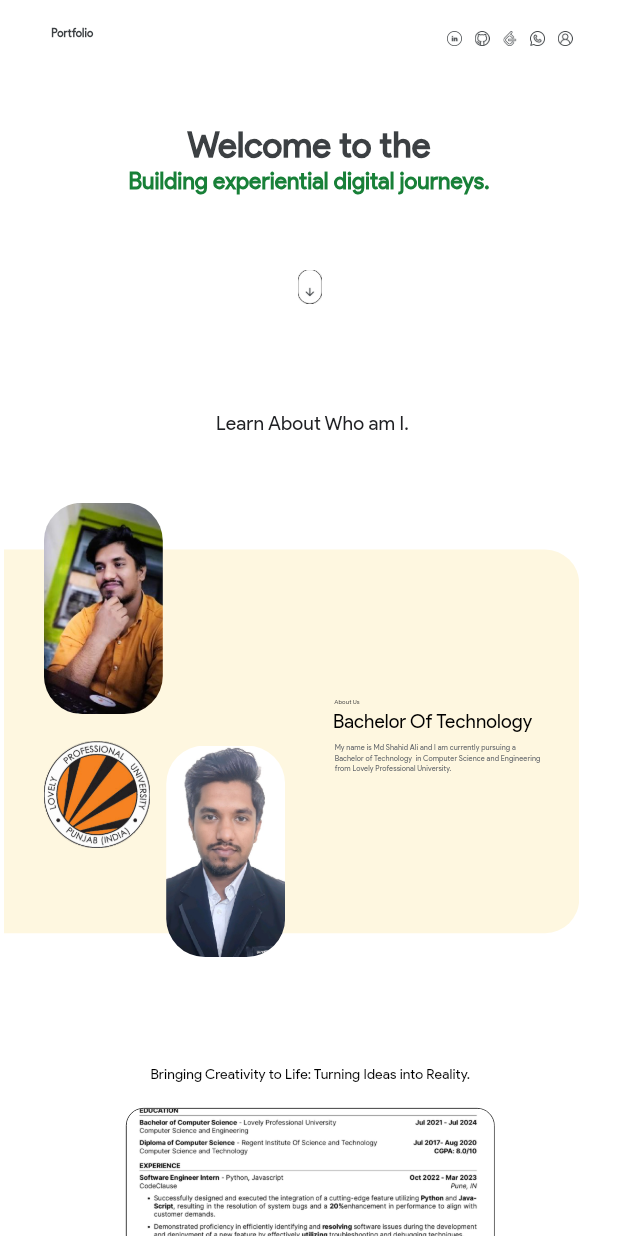
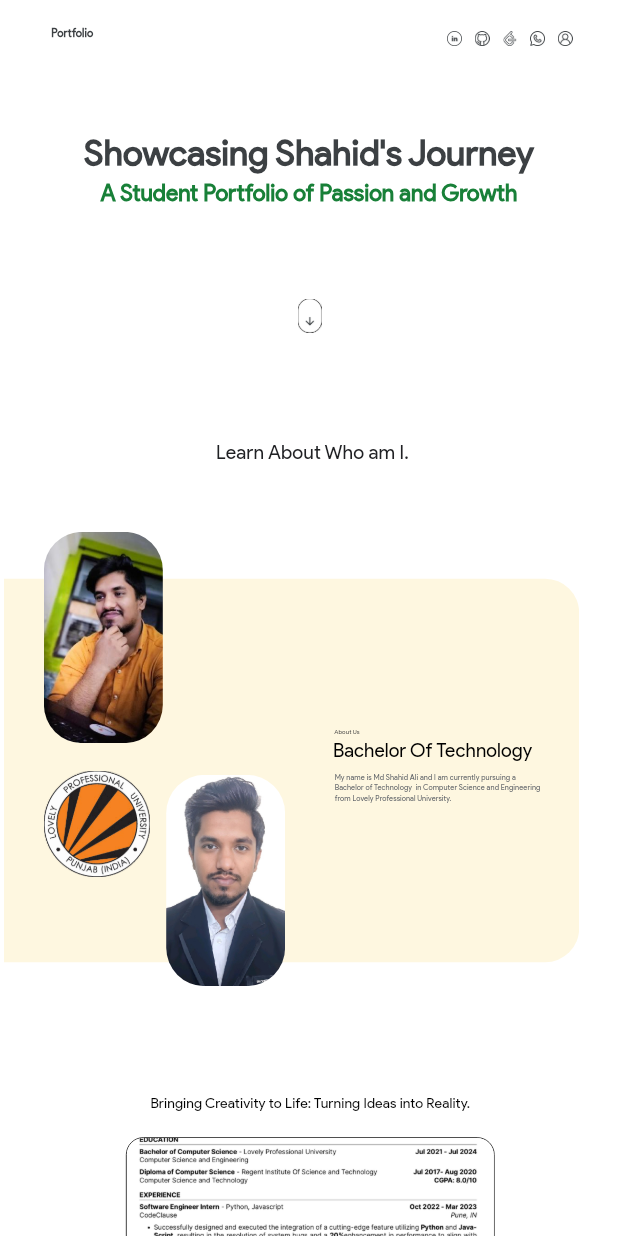
Before and after one commit to deepmachine786/portfolio, a Flutter app: the screen it shows after launch, on a phone screen of 412 x 824 dp. Run offline on Flutter 3.47's test engine with Material 2 defaults, Android fonts, the light colour scheme and no system bars; our stand-ins replace auto_size_text, carousel_slider, google_fonts.

Commit message:
update new version in portfolio

```diff
--- a/lib/page-1/desktop-1.dart
+++ b/lib/page-1/desktop-1.dart
@@ -406,7 +406,7 @@ class Scene extends StatelessWidget {
               // welcomeZAp (22:2)
               margin: EdgeInsets.fromLTRB(5 * fem, 0 * fem, 5 * fem, 80 * fem),
               padding:
-                  EdgeInsets.fromLTRB(2 * fem, 71.5 * fem, 2 * fem, 71.5 * fem),
+                  EdgeInsets.fromLTRB(2 * fem, 90 * fem, 2 * fem, 71.5 * fem),
               width: double.infinity,
               decoration: BoxDecoration(
                 color: Color(0xffffffff),
@@ -419,14 +419,14 @@ class Scene extends StatelessWidget {
                     margin:
                         EdgeInsets.fromLTRB(0 * fem, 0 * fem, 0 * fem, 5 * fem),
                     padding: EdgeInsets.fromLTRB(
-                        417.5 * fem, 40 * fem, 417.5 * fem, 3 * fem),
+                        50 * fem, 40 * fem, 50 * fem, 3 * fem),
                     width: double.infinity,
                     decoration: BoxDecoration(
                       color: Color(0xffffffff),
                     ),
                     child: Center(
                       child: Text(
-                        'Welcome to the',
+                        'Showcasing Shahid\'s Journey',  // visi google auto the apply those design in your portfolio..
                         textAlign: TextAlign.center,
                         style: TextStyle(
                           fontFamily: 'Product Sans',
@@ -442,16 +442,16 @@ class Scene extends StatelessWidget {
                   Container(
                     // frame2Fhr (22:4)
                     padding: EdgeInsets.fromLTRB(
-                        234 * fem, 0 * fem, 234 * fem, 18 * fem),
+                        210 * fem, 0 * fem, 210 * fem, 50 * fem),
                     width: double.infinity,
-                    height: 90 * fem,
+                    height: 140 * fem,
                     decoration: BoxDecoration(
                       color: Color(0xffffffff),
                     ),
                     child: Center(
                       child: Text(
                         // 'Creating captivating digital experiences',
-                        'Building experiential digital journeys.',
+                        'A Student Portfolio of Passion and Growth',
                         textAlign: TextAlign.center,
                         style: TextStyle(
                           fontFamily: 'Product Sans',
```
